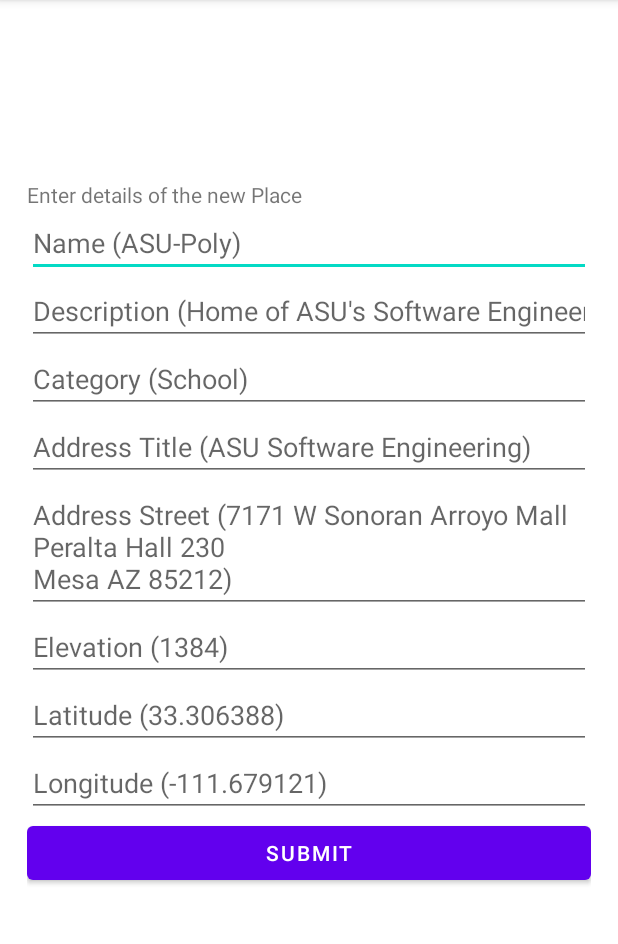
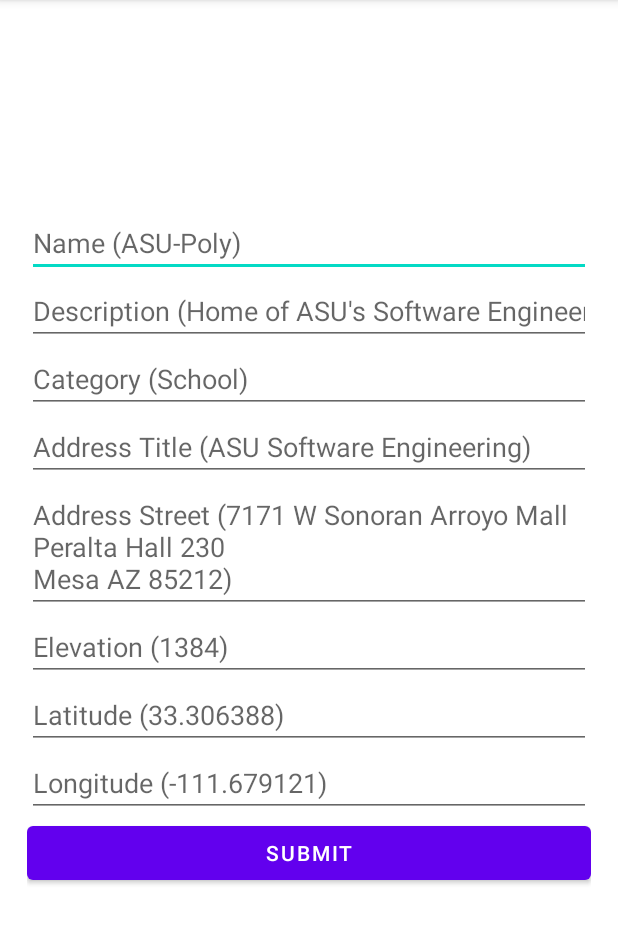
Before and after one commit to jolee211/PlaceDescriptionAndroid, an Android app: the AddActivity screen opened directly, with no data from a screen before it, on a phone screen of 412 x 824 dp, the part 84-1028 px from its top. Run offline under Robolectric (Android 15) with nearby library versions, the phone set to English and light mode, and no system bars.

Commit message:
Add feature to modify an existing place description

```diff
--- a/app/src/main/java/edu/asu/bsse/dlee129/placedescription/AddActivity.java
+++ b/app/src/main/java/edu/asu/bsse/dlee129/placedescription/AddActivity.java
@@ -1,12 +1,12 @@
 package edu.asu.bsse.dlee129.placedescription;
-
-import androidx.appcompat.app.AppCompatActivity;
 
 import android.os.Bundle;
 import android.view.View;
 import android.widget.Button;
 import android.widget.EditText;
-import android.widget.Toast;
+import android.widget.TextView;
+
+import androidx.appcompat.app.AppCompatActivity;
 
 // Copyright 2021 David Lee
 /*
@@ -35,7 +35,6 @@ public class AddActivity extends AppCompatActivity {
     private EditText editTextElevation;
     private EditText editTextLatitude;
     private EditText editTextLongitude;
-    private Button buttonSubmit;
 
     @Override
     protected void onCreate(Bundle savedInstanceState) {
@@ -50,10 +49,12 @@ public class AddActivity extends AppCompatActivity {
         editTextElevation = (EditText) findViewById(R.id.editTextElevation);
         editTextLatitude = (EditText) findViewById(R.id.editTextLatitude);
         editTextLongitude = (EditText) findViewById(R.id.editTextLongitude);
-        buttonSubmit = (Button) findViewById(R.id.buttonSubmit);
-        buttonSubmit.setOnClickListener(new View.OnClickListener() {
-            @Override
-            public void onClick(View v) {
+
+        TextView textMessage = (TextView) findViewById(R.id.textMessage);
+        textMessage.setText(getIntent().getStringExtra("textMessage"));
+
+        Button buttonSubmit = (Button) findViewById(R.id.buttonSubmit);
+        buttonSubmit.setOnClickListener(v -> {
             pd = new PlaceDescription();
             pd.setName(editTextName.getText().toString());
             pd.setDescription(editTextDescription.getText().toString());
@@ -69,7 +70,6 @@ public class AddActivity extends AppCompatActivity {
             pd.setLongitude(longitudeString != null && !longitudeString.isEmpty() ? Double.parseDouble(longitudeString) : 0);
             MainActivity.addPlaceDescription(pd);
             finish();
-            }
         });
     }
 }
--- a/app/src/main/res/layout/activity_add.xml
+++ b/app/src/main/res/layout/activity_add.xml
@@ -34,10 +34,10 @@
         android:layout_marginTop="120dp">
 
         <TextView
-            android:id="@+id/textView3"
+            android:id="@+id/textMessage"
             android:layout_width="match_parent"
             android:layout_height="wrap_content"
-            android:text="Enter details of the new Place" />
+            />
 
         <EditText
             android:id="@+id/editTextName"
--- a/app/src/main/res/values/strings.xml
+++ b/app/src/main/res/values/strings.xml
@@ -41,4 +41,6 @@
     <string name="placedescription_longitude">Longitude: %1$f</string>
     <string name="placedescription_PlaceDescription.toJsonString">PlaceDescription.toJsonString(): %1$s</string>
     <string name="placeholder_image">Placeholder image</string>
+    <string name="text_view_or_update">View or update details of the Place</string>
+    <string name="text_add">Enter details of the new Place</string>
 </resources>
```
Also changed, not shown: app/src/main/java/edu/asu/bsse/dlee129/placedescription/MainActivity.java (+57 -17 lines), app/src/main/java/edu/asu/bsse/dlee129/placedescription/PlaceLibrary.java (+8 -0 lines). Lines whose indentation alone changed are shown as unchanged.
